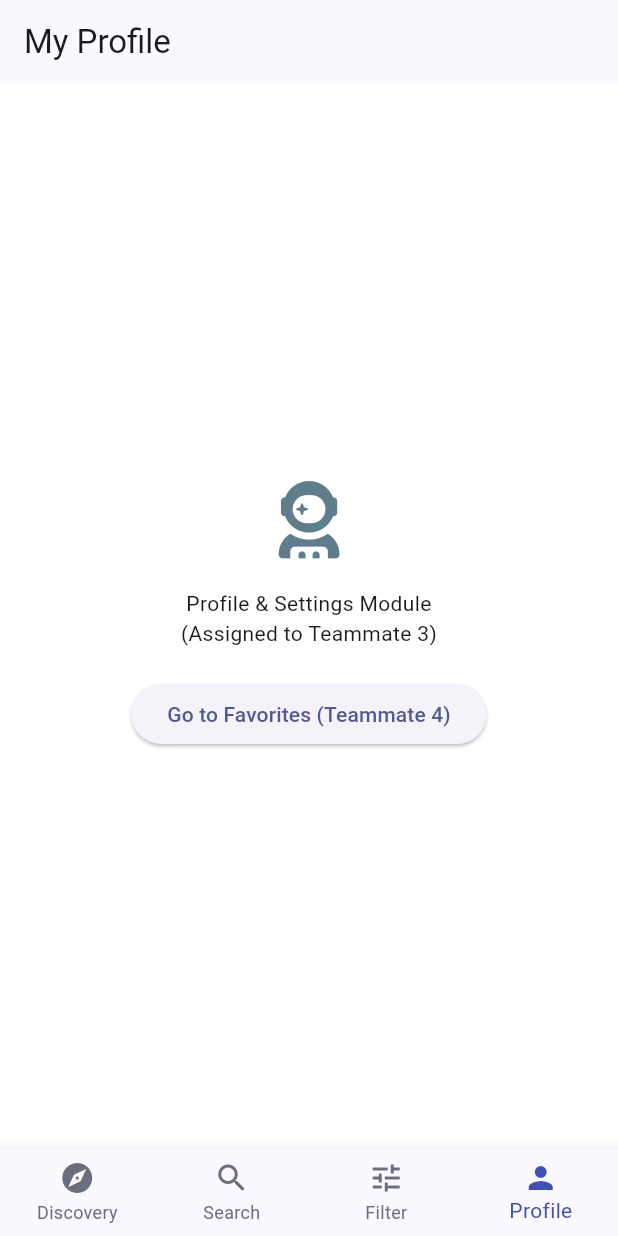
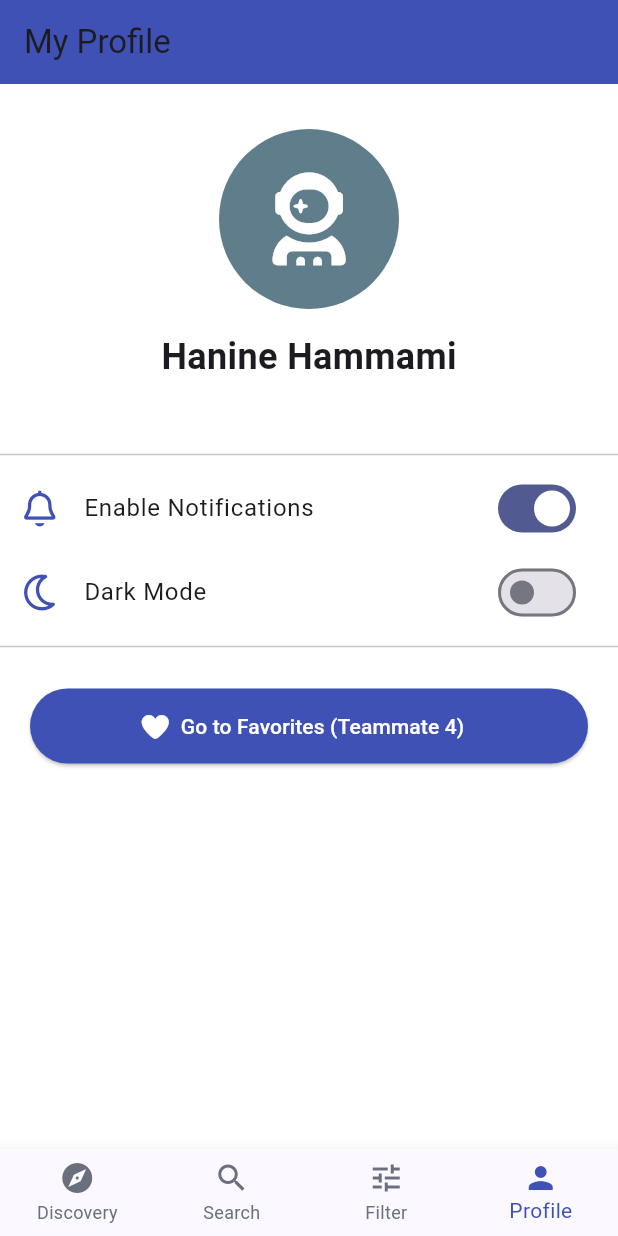
Before and after one commit to ahmedjilani43/FoodfyTn, a Flutter app: the screen it shows after launch, item 4 of the bottom bar chosen, on a phone screen of 412 x 824 dp. Run offline on Flutter 3.47's test engine with Material 3 defaults, Android fonts, the phone set to English and light mode, and no system bars; our stand-ins replace font_awesome_flutter.

Commit message:
Feature profile and settings

```diff
--- a/lib/screens/profile/profile_screen.dart
+++ b/lib/screens/profile/profile_screen.dart
@@ -2,27 +2,94 @@ import 'package:flutter/material.dart';
 import 'package:font_awesome_flutter/font_awesome_flutter.dart';
 import '../../core/routes.dart';
 
-class ProfileScreen extends StatelessWidget {
+class ProfileScreen extends StatefulWidget {
   const ProfileScreen({super.key});
 
   @override
+  State<ProfileScreen> createState() => _ProfileScreenState();
+}
+
+class _ProfileScreenState extends State<ProfileScreen> {
+  // add variables for the SwitchListTiles
+  bool isNotificationsEnabled = true;
+  bool isDarkModeEnabled = false;
+
+  @override
   Widget build(BuildContext context) {
-    // TODO: [foulen 3 TASK]
-    // 1. Build Profile UI and Settings toggles
-    // 2. Link button to FavoritesScreen
     return Scaffold(
-      appBar: AppBar(title: const Text("My Profile")),
-      body: Center(
+      appBar: AppBar(
+        title: const Text("My Profile"),
+        backgroundColor: Colors.indigo,
+      ),
+      body: SingleChildScrollView(
         child: Column(
-          mainAxisAlignment: MainAxisAlignment.center,
           children: [
-            const FaIcon(FontAwesomeIcons.userAstronaut, size: 50, color: Colors.blueGrey),
+            const SizedBox(height: 30),
+
+            // Profile Header
+            Center(
+              child: Column(
+                children: [
+                  const CircleAvatar(
+                    radius: 60,
+                    backgroundColor: Colors.blueGrey,
+                    child: FaIcon(
+                      FontAwesomeIcons.userAstronaut,
+                      size: 60,
+                      color: Colors.white,
+                    ),
+                  ),
+                  const SizedBox(height: 15),
+                  const Text(
+                    "Hanine Hammami",
+                    style: TextStyle(fontSize: 24, fontWeight: FontWeight.bold),
+                  ),
+                ],
+              ),
+            ),
+
+            const SizedBox(height: 40),
+            const Divider(),
+
+            // Settings List using SwitchListTile
+            SwitchListTile(
+              title: const Text("Enable Notifications"),
+              secondary: const FaIcon(FontAwesomeIcons.bell, color: Colors.indigo),
+              value: isNotificationsEnabled,
+              onChanged: (bool value) {
+                setState(() {
+                  isNotificationsEnabled = value;
+                });
+              },
+            ),
+
+            SwitchListTile(
+              title: const Text("Dark Mode"),
+              secondary: const FaIcon(FontAwesomeIcons.moon, color: Colors.indigo),
+              value: isDarkModeEnabled,
+              onChanged: (bool value) {
+                setState(() {
+                  isDarkModeEnabled = value;
+                });
+              },
+            ),
+
+            const Divider(),
             const SizedBox(height: 20),
-            const Text("Profile & Settings Module\n(Assigned to Teammate 3)", textAlign: TextAlign.center),
-            const SizedBox(height: 20),
-            ElevatedButton(
-              onPressed: () => Navigator.pushNamed(context, AppRoutes.favorites),
-              child: const Text("Go to Favorites (Teammate 4)"),
+
+            // 3. Maintain Navigation
+            Padding(
+              padding: const EdgeInsets.symmetric(horizontal: 20),
+              child: ElevatedButton.icon(
+                onPressed: () => Navigator.pushNamed(context, AppRoutes.favorites),
+                icon: const FaIcon(FontAwesomeIcons.solidHeart),
+                label: const Text("Go to Favorites (Teammate 4)"),
+                style: ElevatedButton.styleFrom(
+                  backgroundColor: Colors.indigo,
+                  foregroundColor: Colors.white,
+                  minimumSize: const Size(double.infinity, 50),
+                ),
+              ),
             ),
           ],
         ),
```
Also changed, not shown: 1 other file.
